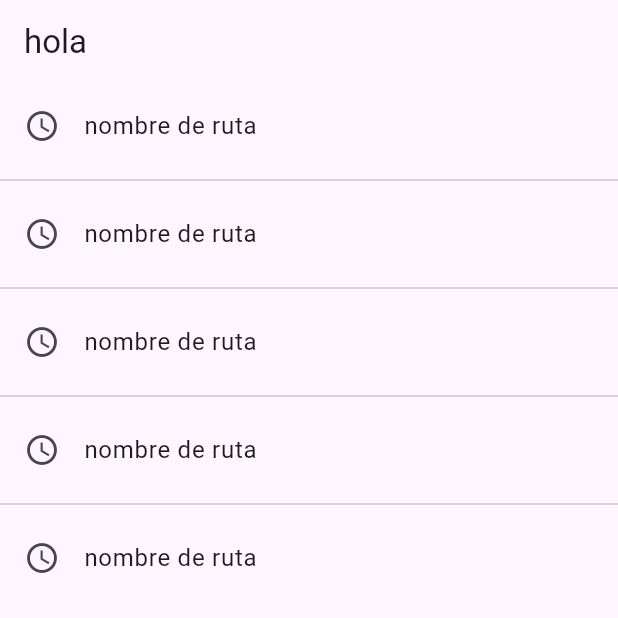
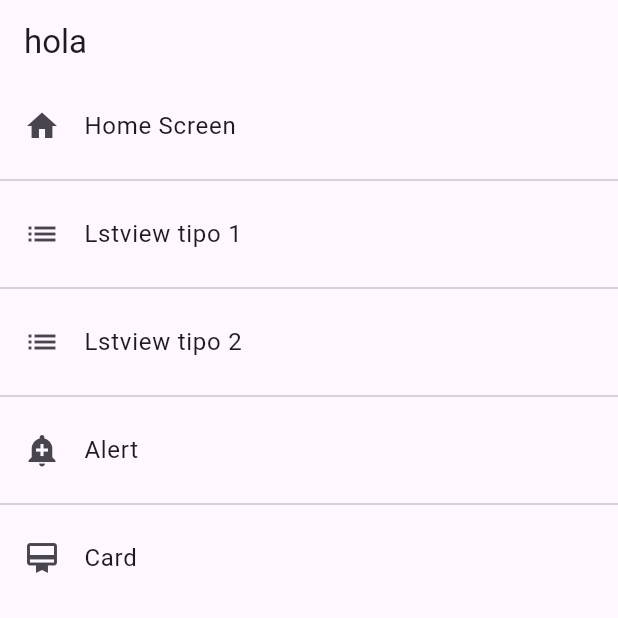
Before and after one commit to Cesarcceo/Curso-Flutter, a Flutter app: the screen it shows after launch, on a phone screen of 412 x 824 dp, the top half of it. Run offline on Flutter 3.47's test engine with Material 3 defaults, Android fonts, the phone set to English and light mode, and no system bars.

Commit message:
se configuro la lista del home para que se pueda entrar a las diferentes pantallas

```diff
--- a/lib/screens/home_screen.dart
+++ b/lib/screens/home_screen.dart
@@ -6,6 +6,7 @@ class HomeScreen extends StatelessWidget {
 
   @override
   Widget build(BuildContext context) {
+    final menuOptions = AppRoutes.menuOptions;
     return Scaffold(
         appBar: AppBar(
           title: const Text('hola'),
@@ -13,14 +14,14 @@ class HomeScreen extends StatelessWidget {
         ),
         body: ListView.separated(
           itemBuilder: (context, index) => ListTile(
-            leading: const Icon(Icons.access_time_outlined),
-            title: const Text('nombre de ruta'),
+            leading: Icon(menuOptions[index].icon),
+            title: Text(menuOptions[index].name),
             onTap: () {
-              Navigator.pushNamed(context, 'card');
+              Navigator.pushNamed(context, menuOptions[index].route);
             },
           ),
           separatorBuilder: (_, __) => const Divider(),
-          itemCount: AppRoutes.menuOptions.length,
+          itemCount: menuOptions.length,
         ));
   }
 }
```
